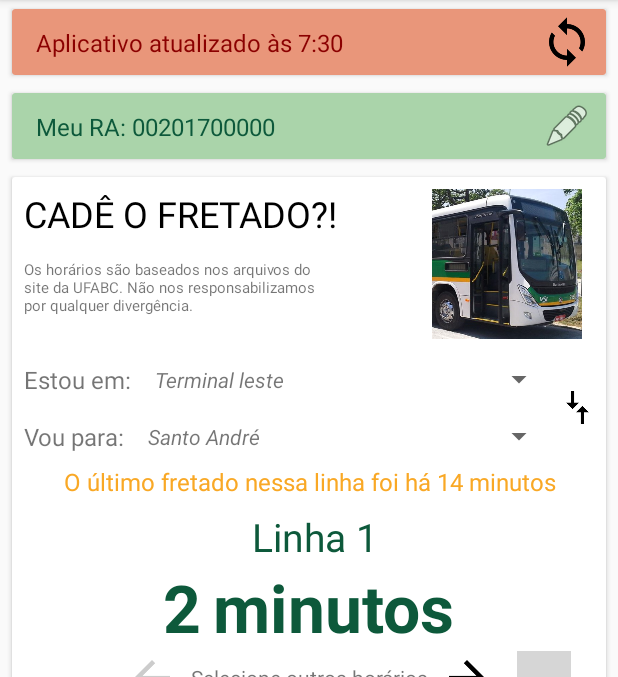
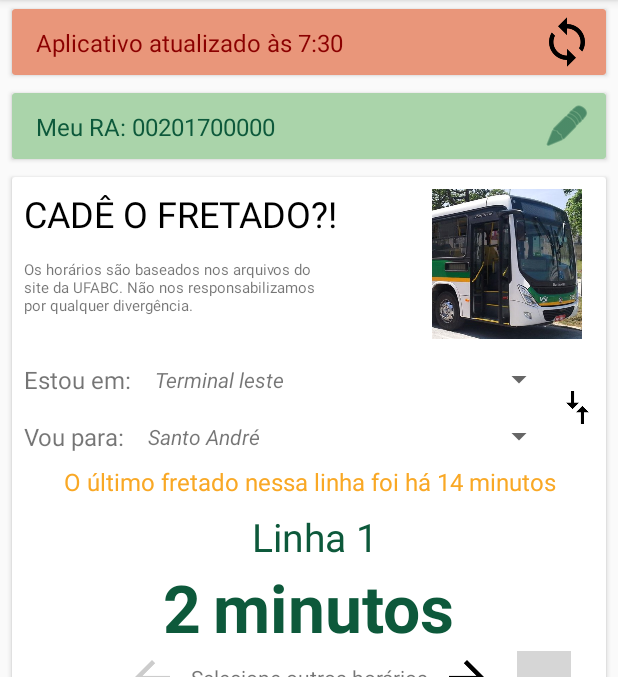
Before and after one commit to centralufabc/centralepufabc, an Android app: the screen it shows after launch (MainActivity), on a phone screen of 412 x 824 dp, the part 84-761 px from its top. Run offline under Robolectric (Android 15) with nearby library versions, the phone set to English and light mode, and no system bars; grey boxes are pictures that could not be loaded.

```diff
--- a/app/src/main/res/layout/content_main.xml
+++ b/app/src/main/res/layout/content_main.xml
@@ -103,6 +103,7 @@
                 android:layout_marginRight="8dp"
                 android:layout_marginTop="4dp"
                 android:onClick="edita_rar"
+                android:tint="@color/colorAccent"
                 android:scaleType="centerInside"
                 android:src="@android:drawable/ic_menu_edit"
                 app:layout_constraintBottom_toBottomOf="parent"
```
